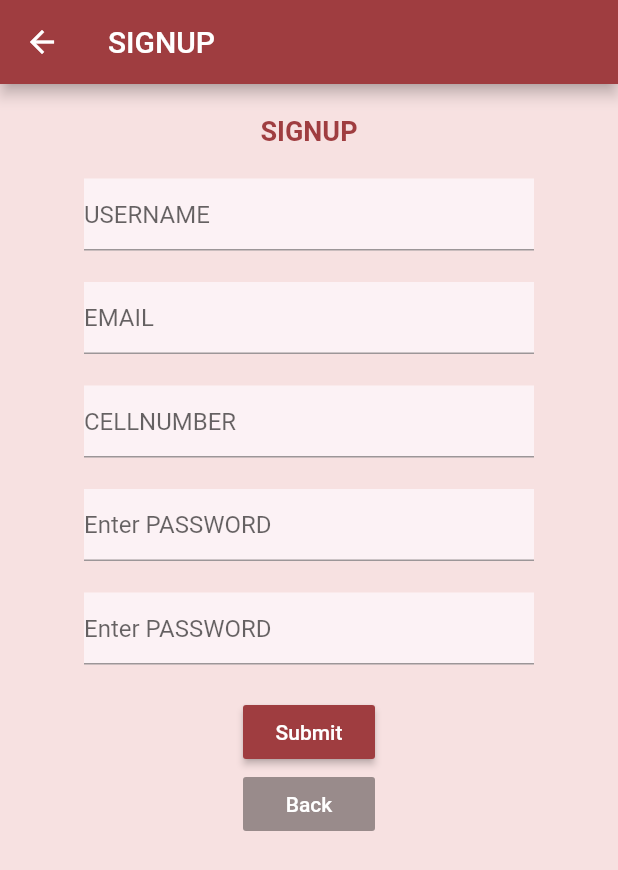
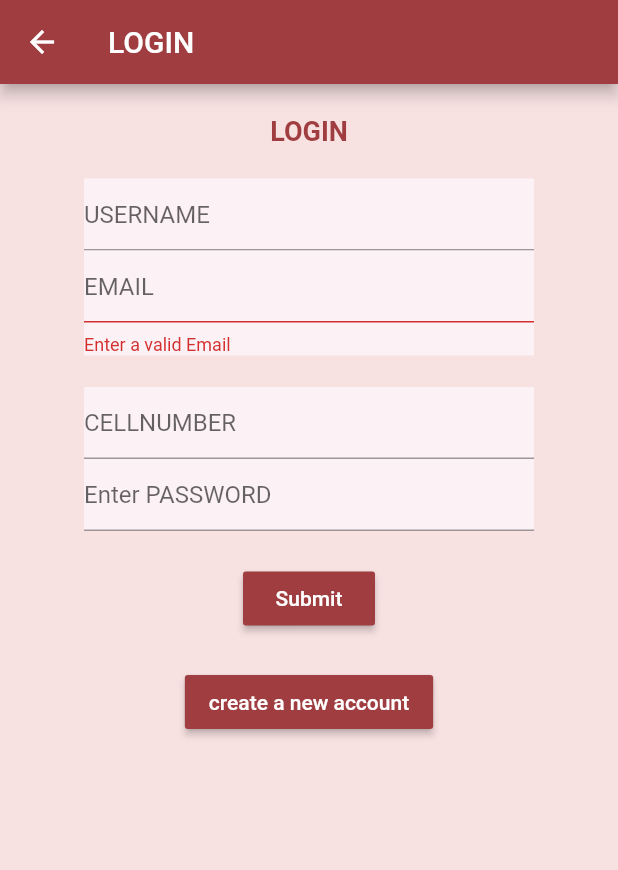
Before and after one commit to CSI-464-2021/TEAM-001-VACCINATION-REGISTRATION, a Flutter app: the SignUp screen opened directly, after a tap on "Submit", on a phone screen of 412 x 824 dp. Shown: the top 870 px of the screen. Run offline on Flutter 3.47's test engine with Material 2 defaults, Android fonts, the phone set to English and light mode, and no system bars; our stand-ins replace cloud_firestore, email_validator, firebase_auth, firebase_core; accounts and stored records are empty.

Commit message:
"Secong commit"

```diff
--- a/lib/screens/signup.dart
+++ b/lib/screens/signup.dart
@@ -1,8 +1,17 @@
+import 'package:cloud_firestore/cloud_firestore.dart';
 import 'package:flutter/material.dart';
 import 'dart:async';
 import 'package:http/http.dart' as http;
 import 'dart:convert';
 import 'package:vaccination_registration_app/main.dart';
+import 'package:firebase_core/firebase_core.dart';
+import 'package:firebase_auth/firebase_auth.dart';
+import 'package:cloud_firestore/cloud_firestore.dart';
+import 'package:email_validator/email_validator.dart';
+import 'package:vaccination_registration_app/screens/wrapper.dart';
+import 'package:vaccination_registration_app/services/authentication.dart';
+import 'package:vaccination_registration_app/models/user.dart';
+import 'package:vaccination_registration_app/services/firestore_service.dart';
 
 class SignUp extends StatefulWidget{
 
@@ -12,10 +21,6 @@ class SignUp extends StatefulWidget{
 
 }
 
-enum FormType{
-  login,
-  register
-}
 
 class SignUpPageState extends State<SignUp>{
 
@@ -25,6 +30,7 @@ class SignUpPageState extends State<SignUp>{
   TextEditingController comfirmPassword = new TextEditingController();
   TextEditingController userName = new TextEditingController();
   TextEditingController contact = new TextEditingController();
+  final _formKey = GlobalKey<FormState>();
 
   String banner = "";
   String url;
@@ -39,20 +45,40 @@ class SignUpPageState extends State<SignUp>{
   String pass;
   //Formtype
 
+  void _Signup() async{
+
+    //await Firebase.initializeApp();
+    try{
+      FirebaseAuth.instance.signInWithEmailAndPassword(email: emailController.text, password: password.text);
+      UserCredential user = await FirebaseAuth.instance.createUserWithEmailAndPassword(email: emailController.text, password: password.text);
+      //await createUser()
+
+
+    }
+    catch(e){
+      print('Error $e');
+    }
+
+
+  }
 
 
 
 
 
   @override
+  @override
   Widget build(BuildContext context) {
 
     return Scaffold(
 
-      appBar: AppBar(title: Text("SIGNUP"),),
+      appBar: AppBar(title: Text("LOGIN"),),
       body: Container(
         color: Color(0xFFF7E1E1),
         child: Center(
+
+          child: Form(
+            key: _formKey,
 
             child: Column(
 
@@ -61,31 +87,40 @@ class SignUpPageState extends State<SignUp>{
 
 
                 Text("",style: TextStyle(fontSize: 18.0),),
-              Text("SIGNUP",style: TextStyle(fontSize: 18.0,color: Color(0xFF9F3D40), fontWeight: FontWeight.bold,),),
+                Text("LOGIN",style: TextStyle(fontSize: 18.0,color: Color(0xFF9F3D40), fontWeight: FontWeight.bold,),),
                 Text("",style: TextStyle(fontSize: 18.0),),
 
                 Container(
                   width: 300,
                   color: Color(0xFFFCF2F5),
-                child: TextField(
+                  child: TextFormField(
 
                     controller: userName,
-                  onChanged: (inputValue){
-                    if(nameValidator.hasMatch(inputValue)){
-                      setState(() {
-                        isName = true;
-                      });
-                    } else{
-                      setState(() {
-                        isName = false;
-                      });
+                    validator : (value) => nameValidator.hasMatch(value) && value!=null
+                        ? 'Enter a valid name '
+                        : null,
 
-                    }
-                  },
                     decoration: InputDecoration(
                         hintText: "USERNAME",
                         errorText: isName ? null : "Please enter proper format of ID"
                     ),
+                  ),
+                ),
+
+                Container(width: 300,
+                  color: Color(0xFFFCF2F5),
+                  child: TextFormField(
+
+                    controller: emailController,
+
+                    decoration: InputDecoration(
+                      hintText: "EMAIL",
+
+                    ),
+                    autofillHints: [AutofillHints.email],
+                    validator : (value) => !EmailValidator.validate(value) && value!=null
+                        ? 'Enter a valid Email '
+                        : null,
                   ),
                 ),
                 Text("",style: TextStyle(fontSize: 18.0),),
@@ -93,55 +128,19 @@ class SignUpPageState extends State<SignUp>{
                 Container(
                   width: 300,
                   color: Color(0xFFFCF2F5),
-                child: TextField(
-
-                  controller: emailController,
-                  onChanged: (inputValue){
-                    if(inputValue.isEmpty || emailValidator.hasMatch(inputValue)){
-                      setState(() {
-                        isEmail = true;
-                      });
-                    } else{
-                      setState(() {
-                        isEmail = false;
-                      });
-
-                    }
-                  },
-                  decoration: InputDecoration(
-                      hintText: "EMAIL",
-                      errorText: isEmail ? null : "Please enter proper format of ID"
-                  ),
-                ),
-              ),
-              Text("",style: TextStyle(fontSize: 18.0),),
-
-              Container(
-                width: 300,
-                color: Color(0xFFFCF2F5),
-                child: TextField(
+                  child: TextFormField(
 
                     controller: contact,
-                  onChanged: (inputValue){
-                    if(contactValidator.hasMatch(inputValue)){
-                      setState(() {
-                        isContact = true;
-                      });
-                    } else{
-                      setState(() {
-                        isContact = false;
-                      });
-
-                    }
-                  },
+                    validator : (value) => contactValidator.hasMatch(value) && value!=null
+                        ? 'Enter a valid contact '
+                        : null,
                     decoration: InputDecoration(
                         hintText: "CELLNUMBER",
-                      errorText: isEmail ? null : "Please enter proper format of ID"
                     ),
                   ),
                 ),
 
-              Text("",style: TextStyle(fontSize: 18.0),),
+
                 Container(
                   color: Color(0xFFFCF2F5),
                   width: 300,
@@ -157,43 +156,39 @@ class SignUpPageState extends State<SignUp>{
 
                 Text(banner,style: TextStyle(fontSize: 18.0),),
 
-              Container(
-                color: Color(0xFFFCF2F5),
-                width: 300,
-                child: TextField(
-                  controller: comfirmPassword,
-                  obscureText: true,
-                  obscuringCharacter: "*",
-                  decoration: InputDecoration(
-                      hintText: "Enter PASSWORD"
-                  ),
-                ),
-              ),
-
-              Text(banner,style: TextStyle(fontSize: 18.0),),
-
                 RaisedButton(
                   child: Text("Submit",style: TextStyle(color: Colors.white)),
                   color: Color(0xFF9F3D40),
                   onPressed: (){
-                  if(!isEmail){
+                    final form = _formKey.currentState;
+                    if(form.validate()){
 
+                      _Signup();
                     }else {
-                    //_login();
+
                     }
                   },
                 ),
 
-              RaisedButton(
-                child: Text("Back",style: TextStyle(color: Colors.white)),
+                Text(" ",style: TextStyle(fontSize: 18.0),),
+
+
+
+                Container(
+                  child: RaisedButton(
+
+                    child: Text("create a new account",style: TextStyle(color: Colors.white)),
                     color: Color(0xFF9F3D40),
+                    onPressed: (){
 
+                    },
+                  ),
                 ),
               ],
             ),
           ),
         ),
-
+      ),
     );
   }
 }
--- a/pubspec.yaml
+++ b/pubspec.yaml
@@ -26,6 +26,7 @@ dependencies:
 
   firebase_core: "0.7.0"
   firebase_auth: "0.20.1"
+  cloud_firestore: "^0.16.0+1"
   email_validator: ^2.0.1
 
 
```
Also changed, not shown: pubspec.lock, 2 other files. Lines whose indentation alone changed are shown as unchanged.
